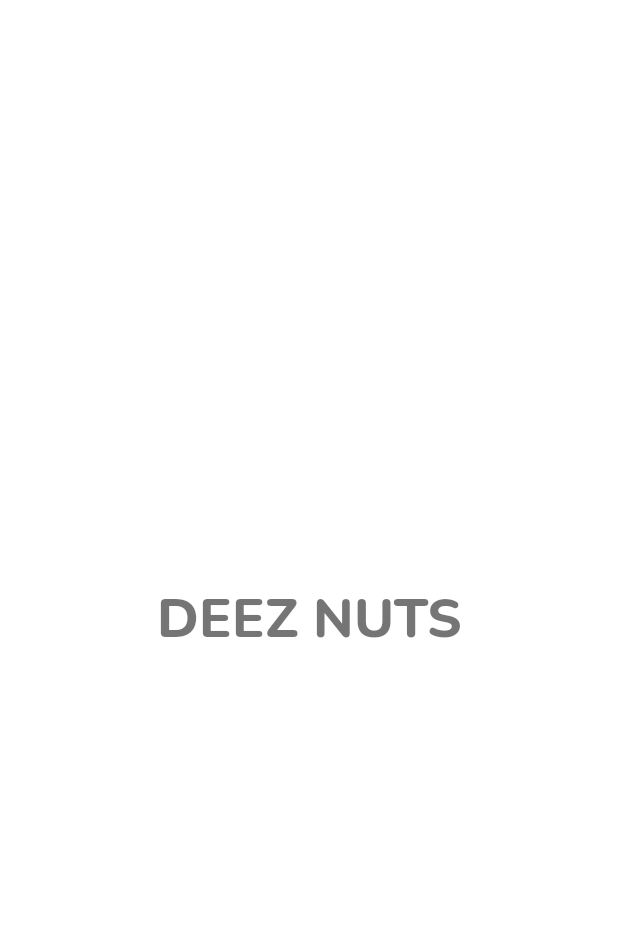
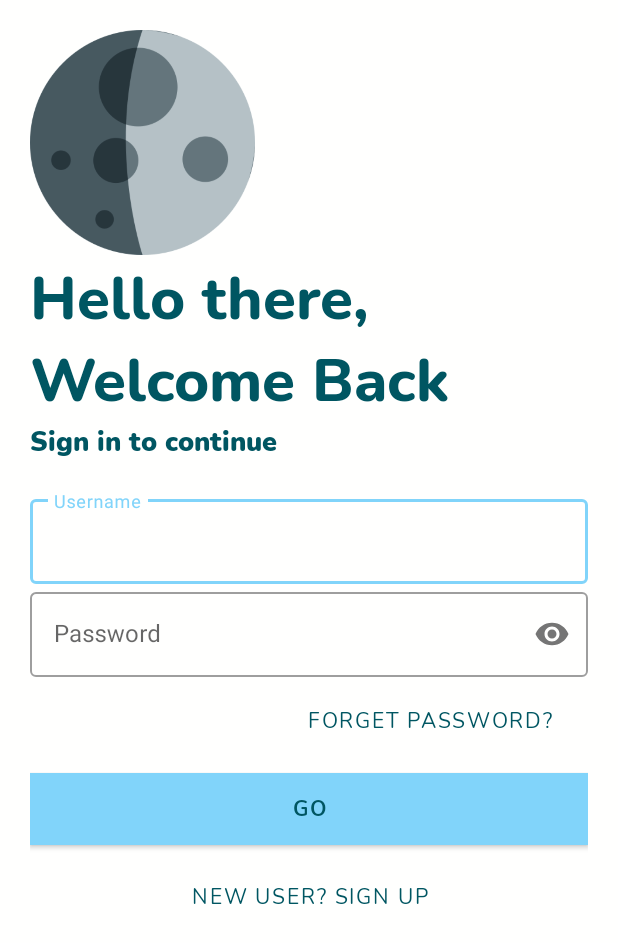
Before and after one commit to martingresak/TrackerApp, an Android app: the screen it shows after launch (Dashboard before the commit, Login after it), on a phone screen of 412 x 824 dp. Shown: the top 943 px of the screen. Run offline under Robolectric (Android 15) with nearby library versions, the phone set to English and light mode, and no system bars.

Commit message:
Login and register activity

```diff
--- /dev/null
+++ b/app/src/main/java/com/example/trackerapp/Login.java
@@ -0,0 +1,63 @@
+package com.example.trackerapp;
+
+import androidx.appcompat.app.AppCompatActivity;
+
+import android.app.ActivityOptions;
+import android.content.Intent;
+import android.os.Bundle;
+import android.util.Pair;
+import android.view.View;
+import android.view.WindowManager;
+import android.widget.Button;
+import android.widget.ImageButton;
+import android.widget.ImageView;
+import android.widget.TextView;
+
+import com.google.android.material.textfield.TextInputLayout;
+
+public class Login extends AppCompatActivity {
+
+    Button callSignUp, login_btn;
+    ImageView image;
+    TextView logoText, sloganText;
+    TextInputLayout username, password;
+
+    @Override
+    protected void onCreate(Bundle savedInstanceState) {
+        super.onCreate(savedInstanceState);
+        getWindow().setFlags(WindowManager.LayoutParams.FLAG_FULLSCREEN, WindowManager.LayoutParams.FLAG_FULLSCREEN);
+        setContentView(R.layout.activity_login);
+
+
+        //Hooks
+        callSignUp = findViewById(R.id.signup_screen);
+        image = findViewById(R.id.login_image);
+        sloganText = findViewById(R.id.login_slogan);
+        logoText = findViewById(R.id.login_signin);
+        username = findViewById(R.id.username);
+        password = findViewById(R.id.password);
+        login_btn = findViewById(R.id.login_button);
+
+
+        callSignUp.setOnClickListener(new View.OnClickListener() {
+            @Override
+            public void onClick(View v) {
+                Intent intent = new Intent(Login.this, SignUp.class);
+
+                Pair[] pairs = new Pair[7];
+
+                pairs[0] = new Pair<View,String>(image,"signup_image");
+                pairs[1] = new Pair<View,String>(sloganText,"signup_slogan");
+                pairs[2] = new Pair<View,String>(logoText,"signup_text");
+                pairs[3] = new Pair<View,String>(username,"username");
+                pairs[4] = new Pair<View,String>(password,"password");
+                pairs[5] = new Pair<View,String>(login_btn,"signup_button");
+                pairs[6] = new Pair<View,String>(callSignUp,"back_button");
+
+                ActivityOptions options = ActivityOptions.makeSceneTransitionAnimation(Login.this, pairs);
+                startActivity(intent, options.toBundle());
+
+            }
+        });
+    }
+}
--- a/app/src/main/java/com/example/trackerapp/MainActivity.java
+++ b/app/src/main/java/com/example/trackerapp/MainActivity.java
@@ -2,9 +2,12 @@ package com.example.trackerapp;
 
 import androidx.appcompat.app.AppCompatActivity;
 
+import android.app.ActivityOptions;
 import android.content.Intent;
 import android.os.Bundle;
 import android.os.Handler;
+import android.util.Pair;
+import android.view.View;
 import android.view.WindowManager;
 import android.view.animation.Animation;
 import android.view.animation.AnimationUtils;
@@ -13,7 +16,7 @@ import android.widget.TextView;
 
 public class MainActivity extends AppCompatActivity {
 
-    private static int SPLASH_SCREEN = 5000;
+    private static int SPLASH_SCREEN = 2500;
 
     //Variables
     Animation topAnim, bottomAnim;
@@ -40,9 +43,14 @@ public class MainActivity extends AppCompatActivity {
         new Handler().postDelayed(new Runnable() {
             @Override
             public void run() {
-                Intent intent = new Intent(MainActivity.this, Dashboard.class);
-                startActivity(intent);
-                finish();
+                Intent intent = new Intent(MainActivity.this, Login.class);
+
+                Pair[] pairs = new Pair[2];
+                pairs[0] = new Pair<View,String>(image, "login_image");
+                pairs[1] = new Pair<View,String>(logo, "login_slogan");
+
+                ActivityOptions options = ActivityOptions.makeSceneTransitionAnimation(MainActivity.this,pairs);
+                startActivity(intent, options.toBundle());
             }
         },SPLASH_SCREEN);
 
--- a/app/src/main/java/com/example/trackerapp/Dashboard.java
+++ b/app/src/main/java/com/example/trackerapp/SignUp.java
@@ -4,11 +4,11 @@ import androidx.appcompat.app.AppCompatActivity;
 
 import android.os.Bundle;
 
-public class Dashboard extends AppCompatActivity {
+public class SignUp extends AppCompatActivity {
 
     @Override
     protected void onCreate(Bundle savedInstanceState) {
         super.onCreate(savedInstanceState);
-        setContentView(R.layout.activity_dashboard);
+        setContentView(R.layout.activity_sign_up);
     }
 }
--- /dev/null
+++ b/app/src/main/res/drawable/ic_baseline_edit.xml
@@ -0,0 +1,5 @@
+<vector android:height="24dp" android:tint="#005662"
+    android:viewportHeight="24" android:viewportWidth="24"
+    android:width="24dp" xmlns:android="http://schemas.android.com/apk/res/android">
+    <path android:fillColor="@android:color/white" android:pathData="M3,17.25V21h3.75L17.81,9.94l-3.75,-3.75L3,17.25zM20.71,7.04c0.39,-0.39 0.39,-1.02 0,-1.41l-2.34,-2.34c-0.39,-0.39 -1.02,-0.39 -1.41,0l-1.83,1.83 3.75,3.75 1.83,-1.83z"/>
+</vector>
--- /dev/null
+++ b/app/src/main/res/drawable/ic_baseline_lock.xml
@@ -0,0 +1,5 @@
+<vector android:height="24dp" android:tint="#005662"
+    android:viewportHeight="24" android:viewportWidth="24"
+    android:width="24dp" xmlns:android="http://schemas.android.com/apk/res/android">
+    <path android:fillColor="@android:color/white" android:pathData="M18,8h-1L17,6c0,-2.76 -2.24,-5 -5,-5S7,3.24 7,6v2L6,8c-1.1,0 -2,0.9 -2,2v10c0,1.1 0.9,2 2,2h12c1.1,0 2,-0.9 2,-2L20,10c0,-1.1 -0.9,-2 -2,-2zM12,17c-1.1,0 -2,-0.9 -2,-2s0.9,-2 2,-2 2,0.9 2,2 -0.9,2 -2,2zM15.1,8L8.9,8L8.9,6c0,-1.71 1.39,-3.1 3.1,-3.1 1.71,0 3.1,1.39 3.1,3.1v2z"/>
+</vector>
--- /dev/null
+++ b/app/src/main/res/drawable/ic_baseline_mail.xml
@@ -0,0 +1,5 @@
+<vector android:height="24dp" android:tint="#005662"
+    android:viewportHeight="24" android:viewportWidth="24"
+    android:width="24dp" xmlns:android="http://schemas.android.com/apk/res/android">
+    <path android:fillColor="@android:color/white" android:pathData="M20,4L4,4c-1.1,0 -1.99,0.9 -1.99,2L2,18c0,1.1 0.9,2 2,2h16c1.1,0 2,-0.9 2,-2L22,6c0,-1.1 -0.9,-2 -2,-2zM20,8l-8,5 -8,-5L4,6l8,5 8,-5v2z"/>
+</vector>
--- /dev/null
+++ b/app/src/main/res/drawable/ic_baseline_person.xml
@@ -0,0 +1,5 @@
+<vector android:height="24dp" android:tint="#005662"
+    android:viewportHeight="24" android:viewportWidth="24"
+    android:width="24dp" xmlns:android="http://schemas.android.com/apk/res/android">
+    <path android:fillColor="@android:color/white" android:pathData="M12,12c2.21,0 4,-1.79 4,-4s-1.79,-4 -4,-4 -4,1.79 -4,4 1.79,4 4,4zM12,14c-2.67,0 -8,1.34 -8,4v2h16v-2c0,-2.66 -5.33,-4 -8,-4z"/>
+</vector>
--- a/app/src/main/res/layout/activity_dashboard.xml
+++ /dev/null
@@ -1,20 +0,0 @@
-<?xml version="1.0" encoding="utf-8"?>
-<androidx.constraintlayout.widget.ConstraintLayout xmlns:android="http://schemas.android.com/apk/res/android"
-    xmlns:app="http://schemas.android.com/apk/res-auto"
-    xmlns:tools="http://schemas.android.com/tools"
-    android:layout_width="match_parent"
-    android:layout_height="match_parent"
-    tools:context=".Dashboard">
-
-    <TextView
-        android:id="@+id/textView2"
-        android:layout_width="wrap_content"
-        android:layout_height="wrap_content"
-        android:fontFamily="@font/nunito_extrabold"
-        android:text="DEEZ NUTS"
-        android:textSize="36sp"
-        app:layout_constraintBottom_toBottomOf="parent"
-        app:layout_constraintEnd_toEndOf="parent"
-        app:layout_constraintStart_toStartOf="parent"
-        app:layout_constraintTop_toTopOf="parent" />
-</androidx.constraintlayout.widget.ConstraintLayout>
--- /dev/null
+++ b/app/src/main/res/layout/activity_login.xml
@@ -0,0 +1,112 @@
+<?xml version="1.0" encoding="utf-8"?>
+<LinearLayout xmlns:android="http://schemas.android.com/apk/res/android"
+    xmlns:app="http://schemas.android.com/apk/res-auto"
+    xmlns:tools="http://schemas.android.com/tools"
+    android:layout_width="match_parent"
+    android:layout_height="match_parent"
+    tools:context=".Login"
+    android:orientation="vertical"
+    android:background="@color/white"
+    android:padding="20dp">
+
+    <ImageView
+        android:id="@+id/login_image"
+        android:layout_width="150dp"
+        android:layout_height="150dp"
+        android:transitionName="login_image"
+        android:src="@drawable/fore"/>
+
+    <TextView
+        android:id="@+id/login_slogan"
+        android:layout_width="wrap_content"
+        android:layout_height="wrap_content"
+        android:text="Hello there, Welcome Back"
+        android:textSize="40sp"
+        android:transitionName="login_slogan"
+        android:fontFamily="@font/nunito_extrabold"
+        android:textColor="@color/secondaryDarkColor"/>
+
+    <TextView
+        android:id="@+id/login_signin"
+        android:layout_width="wrap_content"
+        android:layout_height="wrap_content"
+        android:text="Sign in to continue"
+        android:textSize="18sp"
+        android:transitionName="desc_tran"
+        android:fontFamily="@font/nunito_black"
+        android:textColor="@color/secondaryDarkColor"/>
+
+    <LinearLayout
+        android:layout_width="match_parent"
+        android:layout_height="wrap_content"
+        android:layout_marginTop="20dp"
+        android:layout_marginBottom="20dp"
+        android:orientation="vertical">
+
+        <com.google.android.material.textfield.TextInputLayout
+            android:layout_width="match_parent"
+            android:layout_height="wrap_content"
+            android:id="@+id/username"
+            android:hint="Username"
+            style="@style/Widget.MaterialComponents.TextInputLayout.OutlinedBox">
+
+            <com.google.android.material.textfield.TextInputEditText
+                android:layout_width="match_parent"
+                android:layout_height="wrap_content"
+                android:transitionName="user_tran"/>
+        </com.google.android.material.textfield.TextInputLayout>
+
+        <com.google.android.material.textfield.TextInputLayout
+            android:layout_width="match_parent"
+            android:layout_height="wrap_content"
+            android:id="@+id/password"
+            android:hint="Password"
+            app:passwordToggleEnabled="true"
+            style="@style/Widget.MaterialComponents.TextInputLayout.OutlinedBox">
+
+            <com.google.android.material.textfield.TextInputEditText
+                android:layout_width="match_parent"
+                android:layout_height="wrap_content"
+                android:inputType="textPassword"
+                android:transitionName="pass_tran"/>
+        </com.google.android.material.textfield.TextInputLayout>
+
+        <Button
+            android:layout_width="200dp"
+            android:layout_height="wrap_content"
+            android:layout_gravity="right"
+            android:layout_margin="5dp"
+            android:background="#00000000"
+            android:elevation="0dp"
+            android:text="Forget Password?"
+            android:textColor="@color/secondaryDarkColor"
+            android:fontFamily="@font/nunito_regular"/>
+
+        <Button
+            android:id="@+id/login_button"
+            android:layout_width="match_parent"
+            android:layout_height="wrap_content"
+            android:text="GO"
+            android:background="@color/primaryColor"
+            android:textColor="@color/secondaryDarkColor"
+            android:layout_marginTop="5dp"
+            android:layout_marginBottom="5dp"
+            android:fontFamily="@font/nunito_bold"
+            android:transitionName="go_tran"/>
+
+        <Button
+            android:id="@+id/signup_screen"
+            android:layout_width="match_parent"
+            android:layout_height="wrap_content"
+            android:layout_gravity="right"
+            android:layout_margin="5dp"
+            android:background="#00000000"
+            android:elevation="0dp"
+            android:text="New User? SIGN UP"
+            android:textColor="@color/secondaryDarkColor"
+            android:fontFamily="@font/nunito_regular"
+            android:transitionName="bottom_tran"/>
+
+    </LinearLayout>
+
+</LinearLayout>
--- a/app/src/main/res/values/themes.xml
+++ b/app/src/main/res/values/themes.xml
@@ -11,6 +11,8 @@
         <item name="colorOnSecondary">@color/secondaryDarkColor</item>
         <!-- Status bar color. -->
         <item name="android:statusBarColor" tools:targetApi="l">?attr/colorPrimaryVariant</item>
+
+        <item name="android:windowContentTransitions">true</item>
         <!-- Customize your theme here. -->
     </style>
 </resources>
```
Also changed, not shown: app/src/main/AndroidManifest.xml (+3 -4 lines), app/src/main/res/layout/activity_main.xml (+9 -6 lines), app/src/main/res/layout/activity_sign_up.xml (added, +118 -0 lines), app/src/main/res/layout/activity_user_profile.xml (+12 -1 lines).
